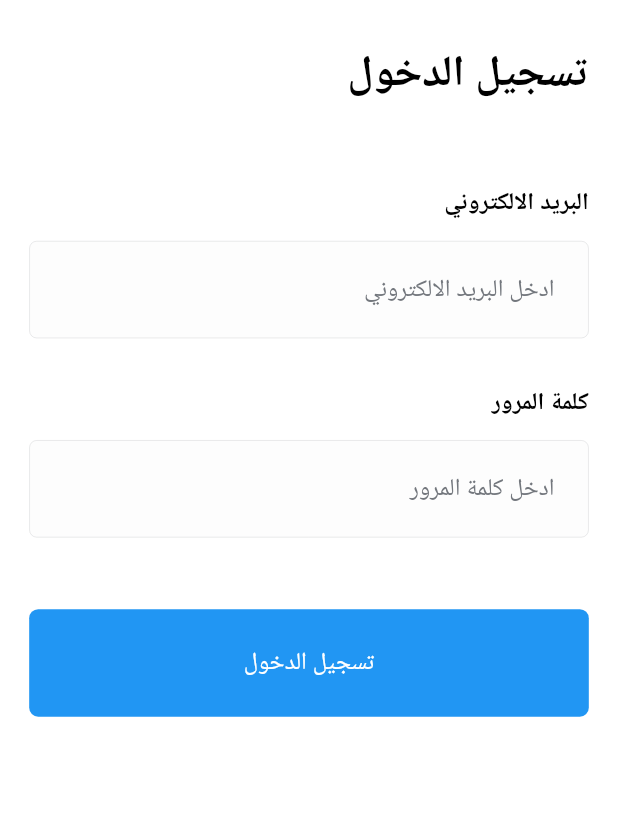
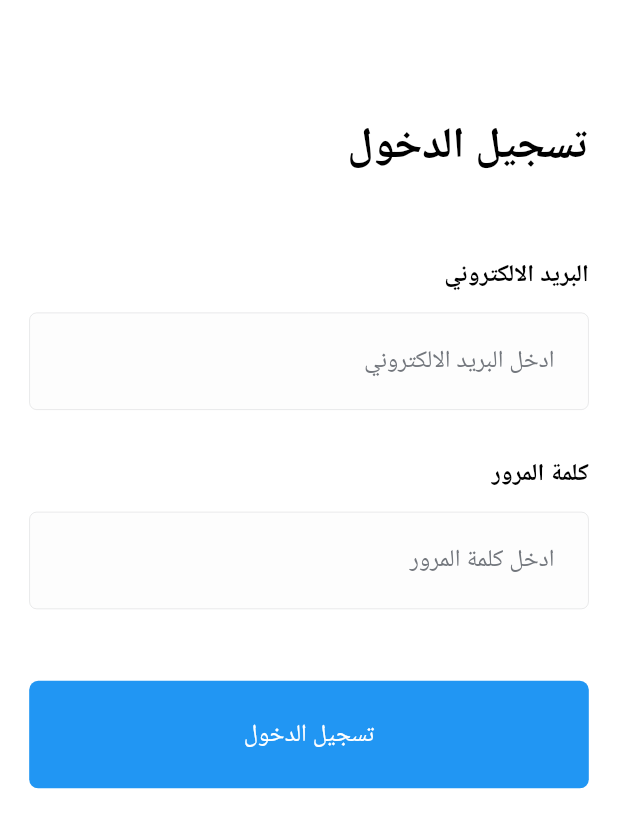
Before and after one commit to ahmedyosry433/Shabacy_market_Flutter, a Flutter app: the screen it shows after launch, after a tap on "تسجيل الخروج", on a phone screen of 412 x 824 dp. Shown: the top 828 px of the screen. Run offline on Flutter 3.47's test engine with Material 2 defaults, Android fonts, the phone set to English and light mode, and no system bars; our stand-ins replace bloc, dio, easy_localization, flutter_bloc, flutter_screenutil, get_it and 5 more; network calls fail; Roboto replaces fonts that are missing (Cairo).

Commit message:
spalsh screen & daily purchses init files

```diff
--- a/lib/core/dj/dependency_injection.dart
+++ b/lib/core/dj/dependency_injection.dart
@@ -1,5 +1,7 @@
 import 'package:dio/dio.dart';
 import 'package:get_it/get_it.dart';
+import 'package:shabacy_market/features/DailyPurchases/data/repo/daily_purchases_repo.dart';
+import 'package:shabacy_market/features/DailyPurchases/logic/cubit/daily_purchases_cubit.dart';
 import 'package:shabacy_market/features/Home/data/repo/home_repo.dart';
 import 'package:shabacy_market/features/Home/logic/cubit/home_cubit.dart';
 import 'package:shabacy_market/features/Suppliers/data/repo/suppliers_repo.dart';
@@ -46,6 +48,10 @@ Future<void> setupGetit() async {
   //Weekly Report Screen
   getIt.registerLazySingleton(() => WeeklyReportRepo(apiService: getIt()));
   getIt.registerFactory<WeeklyReportCubit>(() => WeeklyReportCubit(getIt()));
+  //Weekly Report Screen
+  getIt.registerLazySingleton(() => DailyPurchasesRepo(apiService: getIt()));
+  getIt
+      .registerFactory<DailyPurchasesCubit>(() => DailyPurchasesCubit(getIt()));
 
   // signup
 }
--- a/lib/core/router/app_router.dart
+++ b/lib/core/router/app_router.dart
@@ -1,7 +1,10 @@
 import 'package:flutter/material.dart';
 import 'package:flutter_bloc/flutter_bloc.dart';
+import 'package:shabacy_market/features/DailyPurchases/logic/cubit/daily_purchases_cubit.dart';
+import 'package:shabacy_market/features/DailyPurchases/ui/daily_purchases_screen.dart';
 import 'package:shabacy_market/features/WeeklyReport/logic/cubit/weekly_report_cubit.dart';
 import 'package:shabacy_market/features/WeeklyReport/ui/weekly_report_screen.dart';
+import 'package:shabacy_market/features/splash/ui/splash_screen.dart';
 import '../../features/Home/logic/cubit/home_cubit.dart';
 import '../dj/dependency_injection.dart';
 import 'routes.dart';
@@ -21,6 +24,10 @@ import '../../features/Suppliers/ui/suppliers_screen.dart';
 class AppRouter {
   Route? onGenerateRoute(RouteSettings settings) {
     switch (settings.name) {
+      case Routes.splashScreen:
+        return MaterialPageRoute(
+          builder: (_) => const SplashScreen(),
+        );
       case Routes.loginScreen:
         return MaterialPageRoute(
           builder: (_) => BlocProvider(
@@ -75,6 +82,13 @@ class AppRouter {
             child: const WeeklyReportScreen(),
           ),
         );
+      case Routes.dailyPurchasesScreen:
+        return MaterialPageRoute(
+          builder: (_) => BlocProvider(
+            create: (context) => getIt<DailyPurchasesCubit>(),
+            child: const DailyPurchasesScreen(),
+          ),
+        );
 
       default:
         return MaterialPageRoute(
--- a/lib/core/router/routes.dart
+++ b/lib/core/router/routes.dart
@@ -6,4 +6,6 @@ class Routes {
   static const String usersScreen = 'usersScreen';
   static const String categoriesScreen = 'categoriesScreen';
   static const String weeklyReportScreen = 'weeklyReportScreen';
+  static const String splashScreen = 'splashScreen';
+  static const String dailyPurchasesScreen = 'dailyPurchasesScreen';
 }
--- /dev/null
+++ b/lib/features/DailyPurchases/logic/cubit/daily_purchases_cubit.dart
@@ -0,0 +1,12 @@
+// ignore_for_file: depend_on_referenced_packages
+
+import 'package:bloc/bloc.dart';
+import 'package:meta/meta.dart';
+import 'package:shabacy_market/features/DailyPurchases/data/repo/daily_purchases_repo.dart';
+
+part 'daily_purchases_state.dart';
+
+class DailyPurchasesCubit extends Cubit<DailyPurchasesState> {
+  DailyPurchasesCubit(this.dailyPurchasesRepo) : super(DailyPurchasesInitial());
+  DailyPurchasesRepo dailyPurchasesRepo;
+}
--- /dev/null
+++ b/lib/features/DailyPurchases/logic/cubit/daily_purchases_state.dart
@@ -0,0 +1,6 @@
+part of 'daily_purchases_cubit.dart';
+
+@immutable
+sealed class DailyPurchasesState {}
+
+final class DailyPurchasesInitial extends DailyPurchasesState {}
--- a/lib/features/Home/ui/home_screen.dart
+++ b/lib/features/Home/ui/home_screen.dart
@@ -2,6 +2,7 @@ import 'package:easy_localization/easy_localization.dart';
 import 'package:flutter/material.dart';
 import 'package:flutter_bloc/flutter_bloc.dart';
 import 'package:flutter_screenutil/flutter_screenutil.dart';
+import 'package:shabacy_market/core/helper/extensions.dart';
 import 'package:shabacy_market/features/Home/logic/cubit/home_cubit.dart';
 import '../../../core/theme/colors.dart';
 import '../../../core/widgets/app_coustom_loading_indecator.dart';
@@ -51,9 +52,13 @@ class _HomeScreenState extends State<HomeScreen> {
                               title: 'suppliers',
                               iconPath: 'assets/image/suppliers.png'),
                         ),
-                    buildCart(
+                        GestureDetector(
+                          onTap: () =>
+                              context.pushNamed(Routes.dailyPurchasesScreen),
+                          child: buildCart(
                               title: 'DailyPurchases',
                               iconPath: 'assets/image/purchasing.png'),
+                        ),
                         state.currentUser.role == 'SUPER_ADMIN' ||
                                 state.currentUser.role == 'ADMIN'
                             ? GestureDetector(
--- a/lib/features/Login/ui/login_screen.dart
+++ b/lib/features/Login/ui/login_screen.dart
@@ -28,7 +28,7 @@ class LoginScreen extends StatelessWidget {
           hoverColor: Colors.transparent,
           focusColor: Colors.transparent,
           child: Padding(
-            padding: EdgeInsets.symmetric(horizontal: 17.w, vertical: 25.h),
+            padding: EdgeInsets.symmetric(horizontal: 17.w, vertical: 65.h),
             child: Form(
               key: context.read<LoginCubit>().formKey,
               child: Column(
@@ -53,8 +53,7 @@ class LoginScreen extends StatelessWidget {
                   AppTextFormFieldWithTopHint(
                     topHintText: 'password'.tr(),
                     appTextFormField: AppTextFormField(
-                      controller:
-                          context.read<LoginCubit>().passwordController,
+                      controller: context.read<LoginCubit>().passwordController,
                       keyboardType: TextInputType.visiblePassword,
                       isObscureText: true,
                       hintText: 'enterPassword'.tr(),
--- /dev/null
+++ b/lib/features/splash/ui/splash_screen.dart
@@ -0,0 +1,75 @@
+// ignore_for_file: unnecessary_null_comparison
+
+import 'package:flutter/material.dart';
+import 'package:flutter_screenutil/flutter_screenutil.dart';
+import 'package:lottie/lottie.dart';
+import 'package:shabacy_market/core/helper/extensions.dart';
+import 'package:shabacy_market/features/Login/ui/login_screen.dart';
+
+import '../../../core/helper/shared_preferences_helper.dart';
+import '../../../core/router/routes.dart';
+import '../../Home/ui/home_screen.dart';
+
+class SplashScreen extends StatefulWidget {
+  const SplashScreen({super.key});
+
+  @override
+  State<SplashScreen> createState() => _SplashScreenState();
+}
+
+class _SplashScreenState extends State<SplashScreen>
+    with SingleTickerProviderStateMixin {
+  late AnimationController controller;
+  late Animation<double> animation;
+  String token = '';
+  @override
+  void initState() {
+    super.initState();
+    gettoken();
+    splashAnimation();
+  }
+
+  void gettoken() async {
+    token = await SharedPreferencesHelper.getValueForKey('token');
+  }
+
+  void splashAnimation() {
+    controller =
+        AnimationController(vsync: this, duration: const Duration(seconds: 3))
+          ..forward()
+          ..repeat();
+    animation = CurvedAnimation(parent: controller, curve: Curves.linear);
+  }
+
+  @override
+  void dispose() {
+    controller.dispose();
+    super.dispose();
+  }
+
+  @override
+  Widget build(BuildContext context) {
+    // final token = SharedPreferencesHelper.getValueForKey('token');
+    return FutureBuilder(
+      future: Future.delayed(const Duration(seconds: 3), () async {
+        context.pushNamedAndRemoveUntil(Routes.homeScreen,
+            predicate: (context) => false);
+      }),
+      builder: (context, snapshot) {
+        return Scaffold(
+          body: Center(
+            child: SizedBox(
+              height: 250.h,
+              width: 250.w,
+              child: Lottie.asset('assets/image/splash.json',
+                  //   fit: BoxFit.contain,color: Colors.white,
+                  animate: true,
+                  controller: controller,
+                  ),
+            ),
+          ),
+        );
+      },
+    );
+  }
+}
--- a/lib/shabacy_app.dart
+++ b/lib/shabacy_app.dart
@@ -3,20 +3,15 @@
 import 'package:easy_localization/easy_localization.dart';
 import 'package:flutter/material.dart';
 import 'package:flutter_screenutil/flutter_screenutil.dart';
-import 'package:shabacy_market/core/helper/shared_preferences_helper.dart';
+
 import 'package:shabacy_market/core/router/routes.dart';
 
 import 'core/router/app_router.dart';
 
-class ShabacyApp extends StatefulWidget {
+class ShabacyApp extends StatelessWidget {
   final AppRouter appRouter;
   const ShabacyApp({super.key, required this.appRouter});
 
-  @override
-  State<ShabacyApp> createState() => _ShabacyAppState();
-}
-
-class _ShabacyAppState extends State<ShabacyApp> {
   @override
   Widget build(BuildContext context) {
     return ScreenUtilInit(
@@ -30,10 +25,8 @@ class _ShabacyAppState extends State<ShabacyApp> {
         localizationsDelegates: context.localizationDelegates,
         supportedLocales: context.supportedLocales,
         debugShowCheckedModeBanner: false,
-        initialRoute: SharedPreferencesHelper.token == null
-            ? Routes.loginScreen
-            : Routes.homeScreen,
-        onGenerateRoute: widget.appRouter.onGenerateRoute,
+        initialRoute: Routes.splashScreen,
+        onGenerateRoute: appRouter.onGenerateRoute,
       ),
     );
   }
--- a/pubspec.yaml
+++ b/pubspec.yaml
@@ -39,6 +39,7 @@ dependencies:
   flutter_svg: ^2.0.9
   get_it: ^7.6.7
   loading_animation_widget: ^1.2.0+4
+  lottie: ^2.6.0
   motion_toast: ^2.8.0
   pretty_dio_logger: ^1.3.1
   shared_preferences: ^2.2.2
```
Also changed, not shown: assets/image/splash.json (added, +1 -0 lines), lib/features/DailyPurchases/data/repo/daily_purchases_repo.dart (added, +8 -0 lines), lib/features/DailyPurchases/ui/daily_purchases_screen.dart (added, +15 -0 lines), pubspec.lock. Lines whose indentation alone changed are shown as unchanged.
